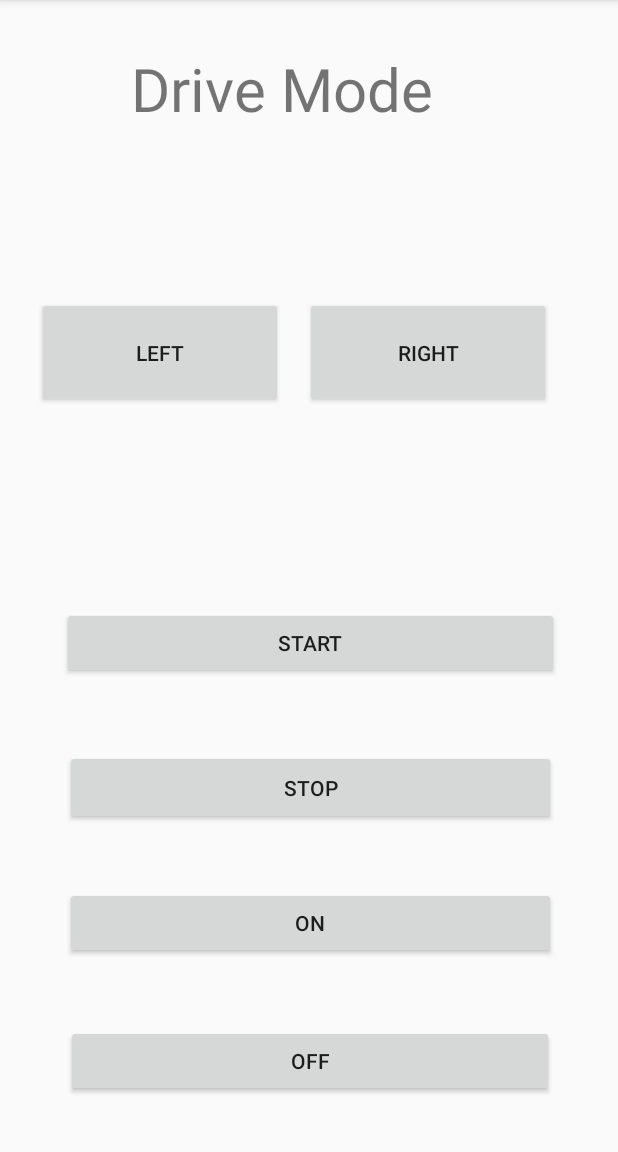
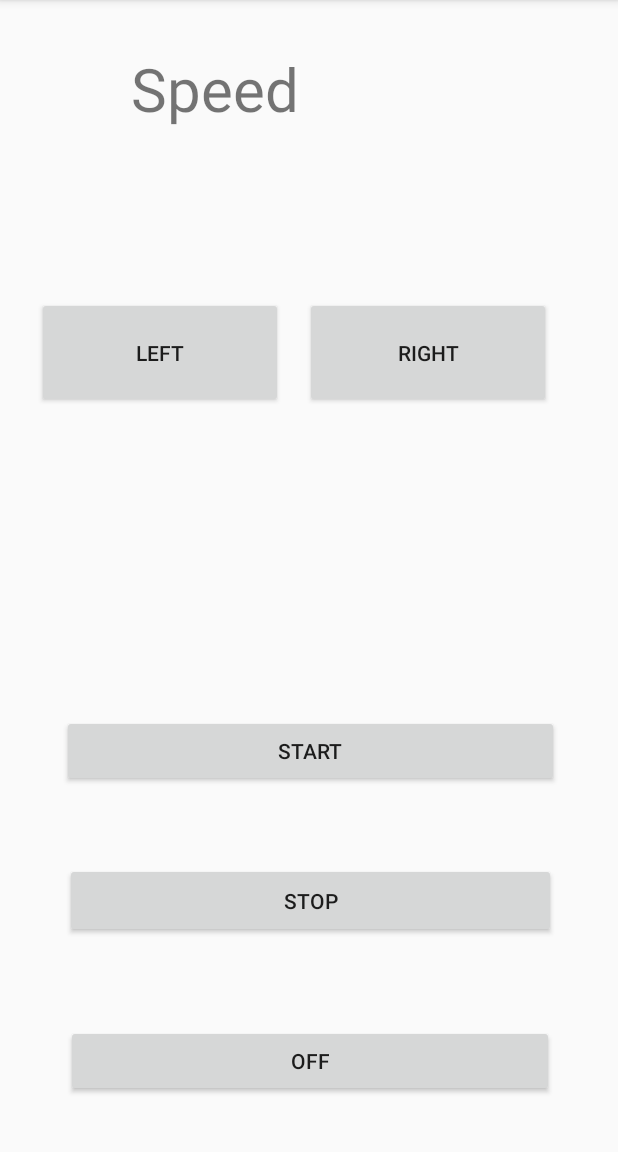
Before and after one commit to AnthonyJeffreyHo/Capstone-M3, an Android app: the screen it shows after launch (DriveMode), after a tap on "START", on a phone screen of 412 x 824 dp, the part 84-1236 px from its top. Run offline under Robolectric (Android 15) with nearby library versions, the phone set to English and light mode, and no system bars.

Commit message:
Moved Speed Tracking to Drive Mode and Took Out Button

```diff
--- a/app/src/main/java/edu/temple/ollycontroller/BoardControls.java
+++ b/app/src/main/java/edu/temple/ollycontroller/BoardControls.java
@@ -57,45 +57,7 @@ public class BoardControls extends AppCompatActivity {
         super.onCreate(savedInstanceState);
         setContentView(R.layout.activity_board_controls);
 
-        //------------------------------------Start of Speed Tracking------------------------------------
-        TextView speed_textview = (TextView) findViewById(R.id.speed_textview);
-        LocationManager lm = (LocationManager) getSystemService(LOCATION_SERVICE);
 
-        LocationListener ll = new LocationListener() {
-            @Override
-            public void onLocationChanged(Location location) {
-                speed_textview.setText("Current Speed: " + (getSpeed(location)*(2.23694) + " MPH"));
-            }
-
-            @Override
-            public void onStatusChanged(String provider, int status, Bundle extras) {
-
-            }
-
-            @Override
-            public void onProviderEnabled(String provider) {
-
-            }
-
-            @Override
-            public void onProviderDisabled(String provider) {
-
-            }
-        };
-
-        if (ActivityCompat.checkSelfPermission(this, Manifest.permission.ACCESS_FINE_LOCATION) != PackageManager.PERMISSION_GRANTED && ActivityCompat.checkSelfPermission(this, Manifest.permission.ACCESS_COARSE_LOCATION) != PackageManager.PERMISSION_GRANTED) {
-            // TODO: Consider calling
-            //    ActivityCompat#requestPermissions
-            // here to request the missing permissions, and then overriding
-            //   public void onRequestPermissionsResult(int requestCode, String[] permissions,
-            //                                          int[] grantResults)
-            // to handle the case where the user grants the permission. See the documentation
-            // for ActivityCompat#requestPermissions for more details.
-            return;
-        }
-        lm.requestLocationUpdates(LocationManager.GPS_PROVIDER, 100, 1, ll);
-
-        //------------------------------------End of Speed Tracking------------------------------------
 
 
        // Random rng = new Random();
@@ -248,20 +210,7 @@ public class BoardControls extends AppCompatActivity {
     }
 
     //----------------------------------------Start of Private Stuff That Does The Low Level Stuff----------------------------------------
-    Location pre_loc = null;
-    private float getSpeed(Location curr_loc){
-        if(curr_loc.hasSpeed()){return curr_loc.getSpeed();}
-        if(pre_loc != null){
-            float distance_traveled = pre_loc.distanceTo(curr_loc);
-            long time_since_last_location = curr_loc.getTime() - pre_loc.getTime();
-            return (distance_traveled/time_since_last_location);
-        }
-        else {
-            pre_loc = curr_loc;
-            return 0;
-        }
 
-    }
 
     final Random rng = new Random();
 
--- a/app/src/main/res/layout/activity_drive_mode.xml
+++ b/app/src/main/res/layout/activity_drive_mode.xml
@@ -36,17 +36,17 @@
         app:layout_constraintHorizontal_bias="0.512"
         app:layout_constraintStart_toStartOf="parent"
         app:layout_constraintTop_toTopOf="parent"
-        app:layout_constraintVertical_bias="0.701" />
+        app:layout_constraintVertical_bias="0.808" />
 
     <TextView
-        android:id="@+id/driveModeView"
+        android:id="@+id/speed_textview"
         android:layout_width="237dp"
         android:layout_height="65dp"
         android:layout_marginBottom="8dp"
         android:layout_marginEnd="8dp"
         android:layout_marginStart="8dp"
         android:layout_marginTop="8dp"
-        android:text="Drive Mode"
+        android:text="Speed"
         android:textAllCaps="false"
         android:textSize="40sp"
         app:layout_constraintBottom_toBottomOf="parent"
@@ -98,25 +98,9 @@
         android:text="Start"
         app:layout_constraintBottom_toBottomOf="parent"
         app:layout_constraintEnd_toEndOf="parent"
-        app:layout_constraintHorizontal_bias="0.511"
+        app:layout_constraintHorizontal_bias="0.513"
         app:layout_constraintStart_toStartOf="parent"
         app:layout_constraintTop_toTopOf="parent"
-        app:layout_constraintVertical_bias="0.563" />
-
-    <Button
-        android:id="@+id/on_button"
-        android:layout_width="327dp"
-        android:layout_height="wrap_content"
-        android:layout_marginBottom="8dp"
-        android:layout_marginEnd="8dp"
-        android:layout_marginStart="8dp"
-        android:layout_marginTop="8dp"
-        android:text="On"
-        app:layout_constraintBottom_toBottomOf="parent"
-        app:layout_constraintEnd_toEndOf="parent"
-        app:layout_constraintHorizontal_bias="0.512"
-        app:layout_constraintStart_toStartOf="parent"
-        app:layout_constraintTop_toTopOf="parent"
-        app:layout_constraintVertical_bias="0.829" />
+        app:layout_constraintVertical_bias="0.666" />
 
 </android.support.constraint.ConstraintLayout>
```
Also changed, not shown: app/src/main/java/edu/temple/ollycontroller/DriveMode.java (+99 -15 lines), app/src/main/res/layout/activity_board_controls.xml (+0 -17 lines).
